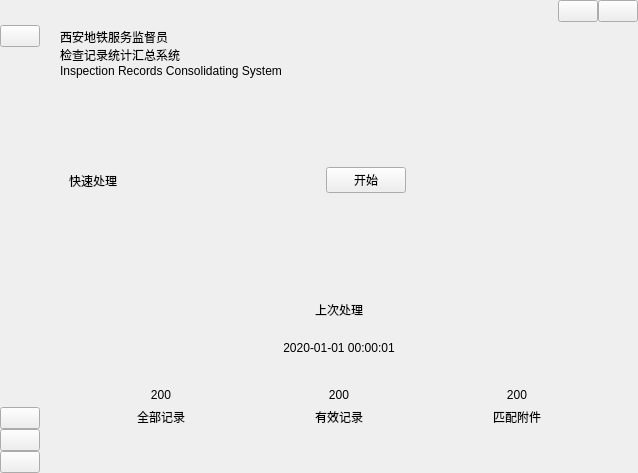
YuanLinStudio/Inspection-Record-Consolidating-System, file MainWindow.ui: the form before one commit.
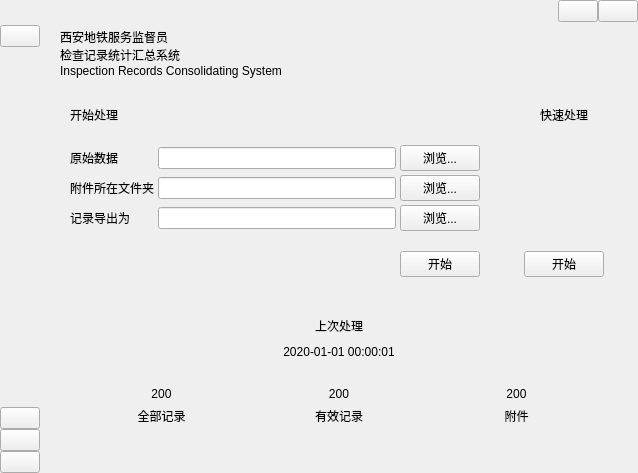
The form after the commit. Icons and pictures are not drawn.

Commit message: Update general process

The edit to the form file:
```diff
--- a/MainWindow.ui
+++ b/MainWindow.ui
@@ -326,61 +326,408 @@
            <number>20</number>
           </property>
           <item>
-           <widget class="QWidget" name="expressProcessWidget" native="true">
-            <layout class="QHBoxLayout" name="horizontalLayout_2">
+           <widget class="QWidget" name="firstLineWidget" native="true">
+            <layout class="QHBoxLayout" name="horizontalLayout_15">
              <property name="spacing">
-              <number>6</number>
+              <number>20</number>
              </property>
+             <property name="leftMargin">
+              <number>0</number>
+             </property>
+             <property name="topMargin">
+              <number>0</number>
+             </property>
+             <property name="rightMargin">
+              <number>0</number>
+             </property>
+             <property name="bottomMargin">
+              <number>0</number>
+             </property>
              <item>
-              <widget class="QLabel" name="expressProcessTitleLabel">
-               <property name="text">
-                <string>快速处理</string>
+              <widget class="QWidget" name="generalProcessWidget" native="true">
+               <property name="sizePolicy">
+                <sizepolicy hsizetype="Preferred" vsizetype="Preferred">
+                 <horstretch>4</horstretch>
+                 <verstretch>0</verstretch>
+                </sizepolicy>
                </property>
+               <layout class="QVBoxLayout" name="verticalLayout_10">
+                <property name="spacing">
+                 <number>10</number>
+                </property>
+                <property name="leftMargin">
+                 <number>10</number>
+                </property>
+                <property name="topMargin">
+                 <number>10</number>
+                </property>
+                <property name="rightMargin">
+                 <number>10</number>
+                </property>
+                <property name="bottomMargin">
+                 <number>10</number>
+                </property>
+                <item>
+                 <widget class="QLabel" name="generalProcessTitleLabel">
+                  <property name="sizePolicy">
+                   <sizepolicy hsizetype="Preferred" vsizetype="Preferred">
+                    <horstretch>0</horstretch>
+                    <verstretch>0</verstretch>
+                   </sizepolicy>
+                  </property>
+                  <property name="text">
+                   <string>开始处理</string>
+                  </property>
+                  <property name="alignment">
+                   <set>Qt::AlignLeading|Qt::AlignLeft|Qt::AlignTop</set>
+                  </property>
+                 </widget>
+                </item>
+                <item>
+                 <widget class="QWidget" name="generalProcessDetailsWidget" native="true">
+                  <property name="sizePolicy">
+                   <sizepolicy hsizetype="Preferred" vsizetype="Expanding">
+                    <horstretch>0</horstretch>
+                    <verstretch>10</verstretch>
+                   </sizepolicy>
+                  </property>
+                  <layout class="QFormLayout" name="formLayout_3">
+                   <property name="labelAlignment">
+                    <set>Qt::AlignLeading|Qt::AlignLeft|Qt::AlignVCenter</set>
+                   </property>
+                   <property name="formAlignment">
+                    <set>Qt::AlignLeading|Qt::AlignLeft|Qt::AlignVCenter</set>
+                   </property>
+                   <property name="horizontalSpacing">
+                    <number>4</number>
+                   </property>
+                   <property name="verticalSpacing">
+                    <number>4</number>
+                   </property>
+                   <property name="leftMargin">
+                    <number>0</number>
+                   </property>
+                   <property name="topMargin">
+                    <number>0</number>
+                   </property>
+                   <property name="rightMargin">
+                    <number>0</number>
+                   </property>
+                   <property name="bottomMargin">
+                    <number>0</number>
+                   </property>
+                   <item row="0" column="0">
+                    <widget class="QLabel" name="generalProcessOriginalDataTitleLabel">
+                     <property name="text">
+                      <string>原始数据</string>
+                     </property>
+                    </widget>
+                   </item>
+                   <item row="0" column="1">
+                    <widget class="QWidget" name="generalProcessOriginalDataWidget" native="true">
+                     <layout class="QHBoxLayout" name="horizontalLayout_16">
+                      <property name="spacing">
+                       <number>4</number>
+                      </property>
+                      <property name="leftMargin">
+                       <number>0</number>
+                      </property>
+                      <property name="topMargin">
+                       <number>0</number>
+                      </property>
+                      <property name="rightMargin">
+                       <number>0</number>
+                      </property>
+                      <property name="bottomMargin">
+                       <number>0</number>
+                      </property>
+                      <item>
+                       <widget class="QLineEdit" name="generalProcessOriginalDataDirLineEdit"/>
+                      </item>
+                      <item>
+                       <widget class="QPushButton" name="generalProcessOriginalDataExploreButton">
+                        <property name="text">
+                         <string>浏览...</string>
+                        </property>
+                       </widget>
+                      </item>
+                     </layout>
+                    </widget>
+                   </item>
+                   <item row="1" column="0">
+                    <widget class="QLabel" name="generalProcessAttachmentLocationTitleLabel">
+                     <property name="text">
+                      <string>附件所在文件夹</string>
+                     </property>
+                    </widget>
+                   </item>
+                   <item row="1" column="1">
+                    <widget class="QWidget" name="generalProcessAttachmentLocationWidget" native="true">
+                     <layout class="QHBoxLayout" name="horizontalLayout_17">
+                      <property name="spacing">
+                       <number>4</number>
+                      </property>
+                      <property name="leftMargin">
+                       <number>0</number>
+                      </property>
+                      <property name="topMargin">
+                       <number>0</number>
+                      </property>
+                      <property name="rightMargin">
+                       <number>0</number>
+                      </property>
+                      <property name="bottomMargin">
+                       <number>0</number>
+                      </property>
+                      <item>
+                       <widget class="QLineEdit" name="generalProcessAttachmentLocationDirLineEdit"/>
+                      </item>
+                      <item>
+                       <widget class="QPushButton" name="generalProcessAttachmentLocationExploreButton">
+                        <property name="text">
+                         <string>浏览...</string>
+                        </property>
+                       </widget>
+                      </item>
+                     </layout>
+                    </widget>
+                   </item>
+                   <item row="2" column="0">
+                    <widget class="QLabel" name="generalProcessExportFileTitleLabel">
+                     <property name="text">
+                      <string>记录导出为</string>
+                     </property>
+                    </widget>
+                   </item>
+                   <item row="2" column="1">
+                    <widget class="QWidget" name="generalProcessExportFileWidget" native="true">
+                     <layout class="QHBoxLayout" name="horizontalLayout_18">
+                      <property name="spacing">
+                       <number>4</number>
+                      </property>
+                      <property name="leftMargin">
+                       <number>0</number>
+                      </property>
+                      <property name="topMargin">
+                       <number>0</number>
+                      </property>
+                      <property name="rightMargin">
+                       <number>0</number>
+                      </property>
+                      <property name="bottomMargin">
+                       <number>0</number>
+                      </property>
+                      <item>
+                       <widget class="QLineEdit" name="generalProcessExportFileDirLineEdit"/>
+                      </item>
+                      <item>
+                       <widget class="QPushButton" name="generalProcessExportFileExploreButton">
+                        <property name="text">
+                         <string>浏览...</string>
+                        </property>
+                       </widget>
+                      </item>
+                     </layout>
+                    </widget>
+                   </item>
+                  </layout>
+                 </widget>
+                </item>
+                <item>
+                 <widget class="QWidget" name="generalProcessStartWidget" native="true">
+                  <property name="sizePolicy">
+                   <sizepolicy hsizetype="Preferred" vsizetype="Preferred">
+                    <horstretch>0</horstretch>
+                    <verstretch>0</verstretch>
+                   </sizepolicy>
+                  </property>
+                  <layout class="QHBoxLayout" name="horizontalLayout_19">
+                   <property name="spacing">
+                    <number>0</number>
+                   </property>
+                   <property name="leftMargin">
+                    <number>0</number>
+                   </property>
+                   <property name="topMargin">
+                    <number>0</number>
+                   </property>
+                   <property name="rightMargin">
+                    <number>0</number>
+                   </property>
+                   <property name="bottomMargin">
+                    <number>0</number>
+                   </property>
+                   <item>
+                    <spacer name="horizontalSpacer_3">
+                     <property name="orientation">
+                      <enum>Qt::Horizontal</enum>
+                     </property>
+                     <property name="sizeHint" stdset="0">
+                      <size>
+                       <width>40</width>
+                       <height>20</height>
+                      </size>
+                     </property>
+                    </spacer>
+                   </item>
+                   <item>
+                    <widget class="QPushButton" name="generalProcessButton">
+                     <property name="text">
+                      <string>开始</string>
+                     </property>
+                     <property name="icon">
+                      <iconset>
+                       <normaloff>images/command.png</normaloff>images/command.png</iconset>
+                     </property>
+                    </widget>
+                   </item>
+                  </layout>
+                 </widget>
+                </item>
+               </layout>
               </widget>
              </item>
              <item>
-              <spacer name="horizontalSpacer_2">
-               <property name="orientation">
-                <enum>Qt::Horizontal</enum>
+              <widget class="QWidget" name="expressProcessWidget" native="true">
+               <property name="sizePolicy">
+                <sizepolicy hsizetype="Preferred" vsizetype="Preferred">
+                 <horstretch>1</horstretch>
+                 <verstretch>0</verstretch>
+                </sizepolicy>
                </property>
-               <property name="sizeHint" stdset="0">
-                <size>
-                 <width>236</width>
-                 <height>20</height>
-                </size>
-               </property>
-              </spacer>
-             </item>
-             <item>
-              <widget class="QPushButton" name="expressProcessButton">
-               <property name="text">
-                <string>开始</string>
-               </property>
-               <property name="icon">
-                <iconset>
-                 <normaloff>images/command.png</normaloff>images/command.png</iconset>
-               </property>
+               <layout class="QVBoxLayout" name="verticalLayout_11">
+                <property name="spacing">
+                 <number>10</number>
+                </property>
+                <property name="leftMargin">
+                 <number>10</number>
+                </property>
+                <property name="topMargin">
+                 <number>10</number>
+                </property>
+                <property name="rightMargin">
+                 <number>10</number>
+                </property>
+                <property name="bottomMargin">
+                 <number>10</number>
+                </property>
+                <item>
+                 <widget class="QLabel" name="expressProcessTitleLabel">
+                  <property name="sizePolicy">
+                   <sizepolicy hsizetype="Preferred" vsizetype="Preferred">
+                    <horstretch>0</horstretch>
+                    <verstretch>0</verstretch>
+                   </sizepolicy>
+                  </property>
+                  <property name="text">
+                   <string>快速处理</string>
+                  </property>
+                  <property name="alignment">
+                   <set>Qt::AlignHCenter|Qt::AlignTop</set>
+                  </property>
+                 </widget>
+                </item>
+                <item>
+                 <spacer name="verticalSpacer_3">
+                  <property name="orientation">
+                   <enum>Qt::Vertical</enum>
+                  </property>
+                  <property name="sizeHint" stdset="0">
+                   <size>
+                    <width>20</width>
+                    <height>40</height>
+                   </size>
+                  </property>
+                 </spacer>
+                </item>
+                <item>
+                 <widget class="QWidget" name="expressProcessStartWidget" native="true">
+                  <property name="sizePolicy">
+                   <sizepolicy hsizetype="Preferred" vsizetype="Preferred">
+                    <horstretch>0</horstretch>
+                    <verstretch>0</verstretch>
+                   </sizepolicy>
+                  </property>
+                  <layout class="QHBoxLayout" name="horizontalLayout_2">
+                   <property name="spacing">
+                    <number>0</number>
+                   </property>
+                   <property name="leftMargin">
+                    <number>0</number>
+                   </property>
+                   <property name="topMargin">
+                    <number>0</number>
+                   </property>
+                   <property name="rightMargin">
+                    <number>0</number>
+                   </property>
+                   <property name="bottomMargin">
+                    <number>0</number>
+                   </property>
+                   <item>
+                    <spacer name="horizontalSpacer_2">
+                     <property name="orientation">
+                      <enum>Qt::Horizontal</enum>
+                     </property>
+                     <property name="sizeHint" stdset="0">
+                      <size>
+                       <width>40</width>
+                       <height>20</height>
+                      </size>
+                     </property>
+                    </spacer>
+                   </item>
+                   <item>
+                    <widget class="QPushButton" name="expressProcessButton">
+                     <property name="text">
+                      <string>开始</string>
+                     </property>
+                     <property name="icon">
+                      <iconset>
+                       <normaloff>images/command.png</normaloff>images/command.png</iconset>
+                     </property>
+                    </widget>
+                   </item>
+                   <item>
+                    <spacer name="horizontalSpacer_4">
+                     <property name="orientation">
+                      <enum>Qt::Horizontal</enum>
+                     </property>
+                     <property name="sizeHint" stdset="0">
+                      <size>
+                       <width>40</width>
+                       <height>20</height>
+                      </size>
+                     </property>
+                    </spacer>
+                   </item>
+                  </layout>
+                 </widget>
+                </item>
+               </layout>
               </widget>
              </item>
-             <item>
-              <spacer name="horizontalSpacer_3">
-               <property name="orientation">
-                <enum>Qt::Horizontal</enum>
-               </property>
-               <property name="sizeHint" stdset="0">
-                <size>
-                 <width>236</width>
-                 <height>20</height>
-                </size>
-               </property>
-              </spacer>
-             </item>
             </layout>
            </widget>
           </item>
           <item>
            <widget class="QWidget" name="lastProcessWidget" native="true">
             <layout class="QVBoxLayout" name="verticalLayout_4">
+             <property name="spacing">
+              <number>10</number>
+             </property>
+             <property name="leftMargin">
+              <number>10</number>
+             </property>
+             <property name="topMargin">
+              <number>10</number>
+             </property>
+             <property name="rightMargin">
+              <number>10</number>
+             </property>
+             <property name="bottomMargin">
+              <number>10</number>
+             </property>
              <item>
               <widget class="QLabel" name="lastProcessTitleLabel">
                <property name="text">
@@ -481,7 +828,7 @@
                    <item>
                     <widget class="QLabel" name="lastProcessAttachmentsCountTitleLabel">
                      <property name="text">
-                      <string>匹配附件</string>
+                      <string>附件</string>
                      </property>
                      <property name="alignment">
                       <set>Qt::AlignCenter</set>
```
The commit also changes 3 other files.
